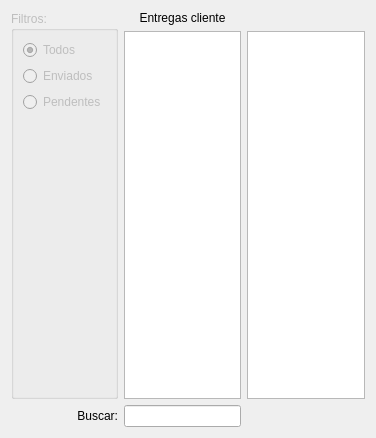
Qt form ui/widgetlogisticaentrega.ui (lellisls/ERP-STACCATO) before a commit.
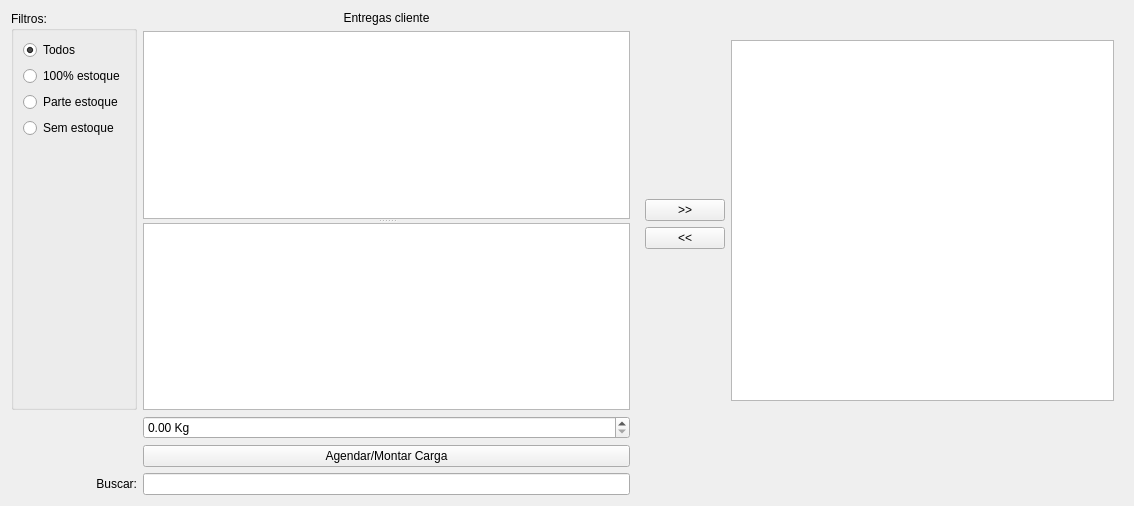
The same form after that commit. Custom widgets are drawn as their Qt base class.

What changed in the file:
```diff
--- a/ui/widgetlogisticaentrega.ui
+++ b/ui/widgetlogisticaentrega.ui
@@ -6,40 +6,24 @@
    <rect>
     <x>0</x>
     <y>0</y>
-    <width>376</width>
-    <height>438</height>
+    <width>1134</width>
+    <height>506</height>
    </rect>
   </property>
   <property name="windowTitle">
    <string>Form</string>
   </property>
-  <layout class="QGridLayout" name="gridLayout">
-   <item row="0" column="0">
-    <layout class="QGridLayout" name="gridLayout_3">
+  <layout class="QGridLayout" name="gridLayout_2">
      <item row="0" column="0" rowspan="2">
-      <widget class="QGroupBox" name="groupBox_5">
+    <widget class="QGroupBox" name="groupBoxFiltros">
        <property name="enabled">
-        <bool>false</bool>
+      <bool>true</bool>
        </property>
        <property name="title">
         <string>Filtros:</string>
        </property>
        <layout class="QGridLayout" name="gridLayout_12">
-        <item row="1" column="0">
-         <widget class="QRadioButton" name="radioButtonEntregaEnviado">
-          <property name="text">
-           <string>Enviados</string>
-          </property>
-         </widget>
-        </item>
-        <item row="2" column="0">
-         <widget class="QRadioButton" name="radioButtonEntregaPendente">
-          <property name="text">
-           <string>Pendentes</string>
-          </property>
-         </widget>
-        </item>
-        <item row="3" column="0">
+      <item row="4" column="0">
          <spacer name="verticalSpacer_5">
           <property name="orientation">
            <enum>Qt::Vertical</enum>
@@ -52,6 +36,27 @@
           </property>
          </spacer>
         </item>
+      <item row="3" column="0">
+       <widget class="QRadioButton" name="radioButtonSemEstoque">
+        <property name="text">
+         <string>Sem estoque</string>
+        </property>
+       </widget>
+      </item>
+      <item row="2" column="0">
+       <widget class="QRadioButton" name="radioButtonParcialEstoque">
+        <property name="text">
+         <string>Parte estoque</string>
+        </property>
+       </widget>
+      </item>
+      <item row="1" column="0">
+       <widget class="QRadioButton" name="radioButtonTotalEstoque">
+        <property name="text">
+         <string>100% estoque</string>
+        </property>
+       </widget>
+      </item>
         <item row="0" column="0">
          <widget class="QRadioButton" name="radioButtonEntregaLimpar">
           <property name="text">
@@ -67,6 +72,12 @@
      </item>
      <item row="0" column="1">
       <widget class="QLabel" name="labelEntregasCliente">
+     <property name="sizePolicy">
+      <sizepolicy hsizetype="Preferred" vsizetype="Maximum">
+       <horstretch>0</horstretch>
+       <verstretch>0</verstretch>
+      </sizepolicy>
+     </property>
        <property name="text">
         <string>Entregas cliente</string>
        </property>
@@ -76,7 +87,11 @@
       </widget>
      </item>
      <item row="1" column="1">
-      <widget class="TableView" name="table">
+    <widget class="QSplitter" name="splitter">
+     <property name="orientation">
+      <enum>Qt::Vertical</enum>
+     </property>
+     <widget class="TableView" name="tableVendas">
        <property name="mouseTracking">
         <bool>true</bool>
        </property>
@@ -96,8 +111,136 @@
         <bool>false</bool>
        </attribute>
       </widget>
+     <widget class="TableView" name="tableProdutos">
+      <property name="mouseTracking">
+       <bool>true</bool>
+      </property>
+      <property name="editTriggers">
+       <set>QAbstractItemView::NoEditTriggers</set>
+      </property>
+      <property name="selectionMode">
+       <enum>QAbstractItemView::MultiSelection</enum>
+      </property>
+      <property name="selectionBehavior">
+       <enum>QAbstractItemView::SelectRows</enum>
+      </property>
+      <property name="sortingEnabled">
+       <bool>true</bool>
+      </property>
+     </widget>
+    </widget>
+   </item>
+   <item row="1" column="2">
+    <widget class="QFrame" name="frameCaminhao">
+     <layout class="QGridLayout" name="gridLayout">
+      <item row="0" column="0">
+       <spacer name="verticalSpacer_3">
+        <property name="orientation">
+         <enum>Qt::Vertical</enum>
+        </property>
+        <property name="sizeHint" stdset="0">
+         <size>
+          <width>20</width>
+          <height>40</height>
+         </size>
+        </property>
+       </spacer>
+      </item>
+      <item row="0" column="1" rowspan="4">
+       <widget class="QTreeView" name="tableTransp">
+        <property name="palette">
+         <palette>
+          <active>
+           <colorrole role="Highlight">
+            <brush brushstyle="SolidPattern">
+             <color alpha="255">
+              <red>51</red>
+              <green>153</green>
+              <blue>255</blue>
+             </color>
+            </brush>
+           </colorrole>
+          </active>
+          <inactive>
+           <colorrole role="Highlight">
+            <brush brushstyle="SolidPattern">
+             <color alpha="255">
+              <red>51</red>
+              <green>153</green>
+              <blue>255</blue>
+             </color>
+            </brush>
+           </colorrole>
+          </inactive>
+          <disabled>
+           <colorrole role="Highlight">
+            <brush brushstyle="SolidPattern">
+             <color alpha="255">
+              <red>51</red>
+              <green>153</green>
+              <blue>255</blue>
+             </color>
+            </brush>
+           </colorrole>
+          </disabled>
+         </palette>
+        </property>
+        <property name="styleSheet">
+         <string notr="true">QTreeView::item { border: 0.5px ; border-style: solid ; border-color: lightgray ;}</string>
+        </property>
+        <property name="alternatingRowColors">
+         <bool>true</bool>
+        </property>
+        <property name="headerHidden">
+         <bool>false</bool>
+        </property>
+       </widget>
+      </item>
+      <item row="1" column="0">
+       <widget class="QPushButton" name="pushButtonSendRight">
+        <property name="text">
+         <string>&gt;&gt;</string>
+        </property>
+       </widget>
      </item>
      <item row="2" column="0">
+       <widget class="QPushButton" name="pushButtonSendLeft">
+        <property name="text">
+         <string>&lt;&lt;</string>
+        </property>
+       </widget>
+      </item>
+      <item row="3" column="0">
+       <spacer name="verticalSpacer">
+        <property name="orientation">
+         <enum>Qt::Vertical</enum>
+        </property>
+        <property name="sizeHint" stdset="0">
+         <size>
+          <width>20</width>
+          <height>40</height>
+         </size>
+        </property>
+       </spacer>
+      </item>
+     </layout>
+    </widget>
+   </item>
+   <item row="2" column="1">
+    <widget class="QDoubleSpinBox" name="doubleSpinBox">
+     <property name="suffix">
+      <string> Kg</string>
+     </property>
+    </widget>
+   </item>
+   <item row="3" column="1">
+    <widget class="QPushButton" name="pushButtonAgendar">
+     <property name="text">
+      <string>Agendar/Montar Carga</string>
+     </property>
+    </widget>
+   </item>
+   <item row="4" column="0">
       <widget class="QLabel" name="labelRecebimentosFornecedor_3">
        <property name="enabled">
         <bool>true</bool>
@@ -110,17 +253,12 @@
        </property>
       </widget>
      </item>
-     <item row="2" column="1">
-      <widget class="QLineEdit" name="lineEditBuscaEntregas">
+   <item row="4" column="1">
+    <widget class="QLineEdit" name="lineEditBusca">
        <property name="enabled">
         <bool>true</bool>
        </property>
       </widget>
-     </item>
-     <item row="1" column="2">
-      <widget class="QTableView" name="tableView2"/>
-     </item>
-    </layout>
    </item>
   </layout>
  </widget>
```
Left out of the diff: 3 changed lines with no effect on the pictures. Lines whose indentation alone changed are shown as unchanged.
